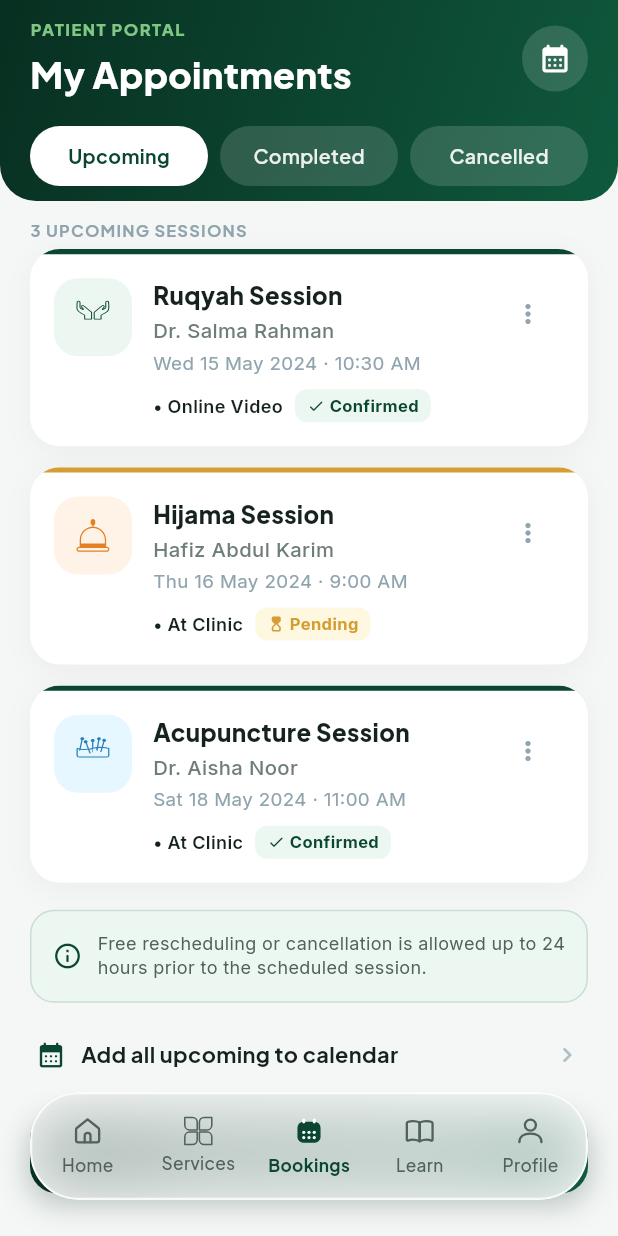
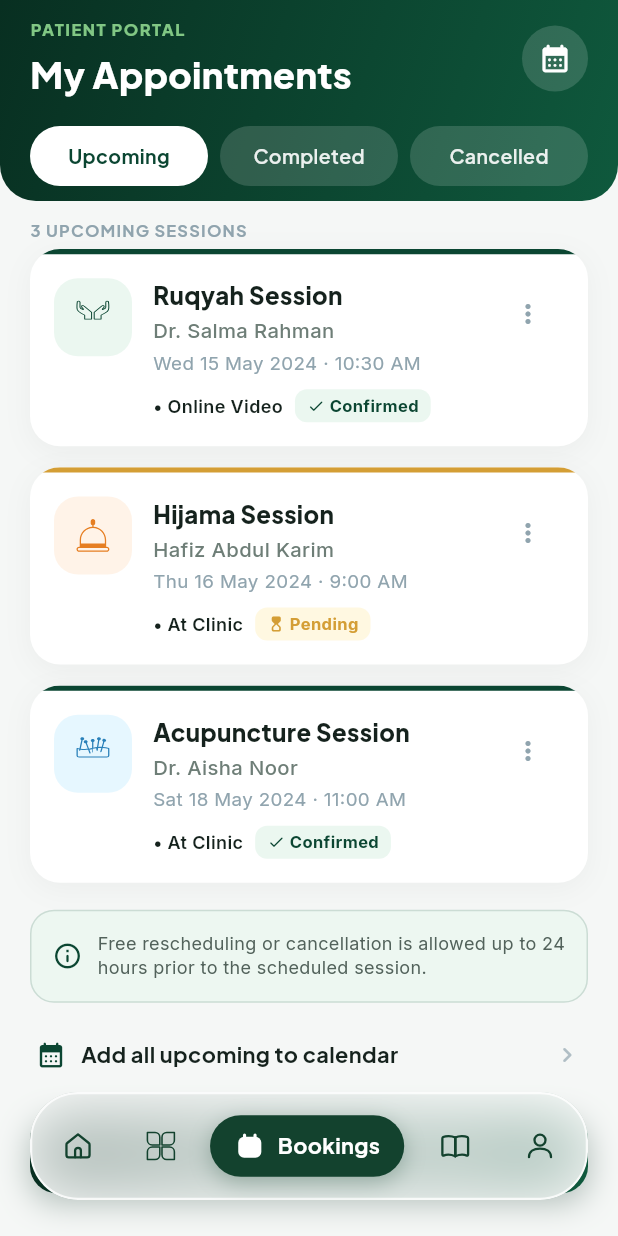
Before and after one commit to sadikmahmudadive/Ruqyah-Healing, a Flutter app: the MainNavigationShell screen opened directly, on a phone screen of 412 x 824 dp. Run offline on Flutter 3.47's test engine with Material 3 defaults, Android fonts, the phone set to English and light mode, and no system bars; our stand-ins replace cloud_firestore, firebase_auth, firebase_core, google_sign_in; accounts and stored records are empty.

Commit message:
Update GlobalBottomNavBar with animated expandable capsule layout for active tab selection

```diff
--- a/lib/widgets/global_bottom_navbar.dart
+++ b/lib/widgets/global_bottom_navbar.dart
@@ -51,8 +51,10 @@ class GlobalBottomNavBar extends StatelessWidget {
                 ),
               ],
             ),
+            child: Padding(
+              padding: const EdgeInsets.symmetric(horizontal: 8.0),
               child: Row(
-              mainAxisAlignment: MainAxisAlignment.spaceEvenly,
+                mainAxisAlignment: MainAxisAlignment.spaceBetween,
                 children: [
                   _buildNavItem(
                     tab: NavigationTab.home,
@@ -104,6 +106,7 @@ class GlobalBottomNavBar extends StatelessWidget {
             ),
           ),
         ),
+      ),
     );
   }
 
@@ -113,38 +116,51 @@ class GlobalBottomNavBar extends StatelessWidget {
     required Widget Function(bool isSelected, Color color) iconBuilder,
   }) {
     final isSelected = currentTab == tab;
-    final color = isSelected ? activeColor : inactiveColor;
 
-    return Expanded(
-      child: Material(
-        color: Colors.transparent,
-        child: InkWell(
+    return GestureDetector(
       onTap: () {
         HapticFeedback.selectionClick();
         onTabSelected(tab);
       },
-          borderRadius: BorderRadius.circular(12),
-          splashColor: activeColor.withValues(alpha: 0.06),
-          highlightColor: Colors.transparent,
-          child: Padding(
-            padding: const EdgeInsets.symmetric(vertical: 4.0),
-            child: Column(
+      behavior: HitTestBehavior.opaque,
+      child: AnimatedContainer(
+        duration: const Duration(milliseconds: 250),
+        curve: Curves.easeOutCubic,
+        padding: isSelected
+            ? const EdgeInsets.symmetric(horizontal: 16, vertical: 10)
+            : const EdgeInsets.symmetric(horizontal: 12, vertical: 10),
+        decoration: BoxDecoration(
+          color: isSelected ? const Color(0xFF13422E) : Colors.transparent,
+          borderRadius: BorderRadius.circular(30),
+          boxShadow: isSelected
+              ? [
+                  BoxShadow(
+                    color: const Color(0xFF13422E).withValues(alpha: 0.3),
+                    blurRadius: 12,
+                    offset: const Offset(0, 4),
+                  ),
+                ]
+              : [],
+        ),
+        child: Row(
           mainAxisSize: MainAxisSize.min,
+          mainAxisAlignment: MainAxisAlignment.center,
           children: [
-                iconBuilder(isSelected, color),
-                const SizedBox(height: 4),
+            iconBuilder(
+                isSelected, isSelected ? Colors.white : const Color(0xFF13422E)),
+            if (isSelected) ...[
+              const SizedBox(width: 8),
               Text(
                 label,
-                  style: TextStyle(
+                style: const TextStyle(
                   fontFamily: 'PlusJakartaSans',
-                    fontSize: 11.5,
-                    fontWeight: isSelected ? FontWeight.w700 : FontWeight.w500,
-                    color: color,
+                  fontSize: 14.5,
+                  fontWeight: FontWeight.w700,
+                  color: Colors.white,
                 ),
               ),
             ],
-            ),
-          ),
+          ],
         ),
       ),
     );
```
Lines whose indentation alone changed are shown as unchanged.
